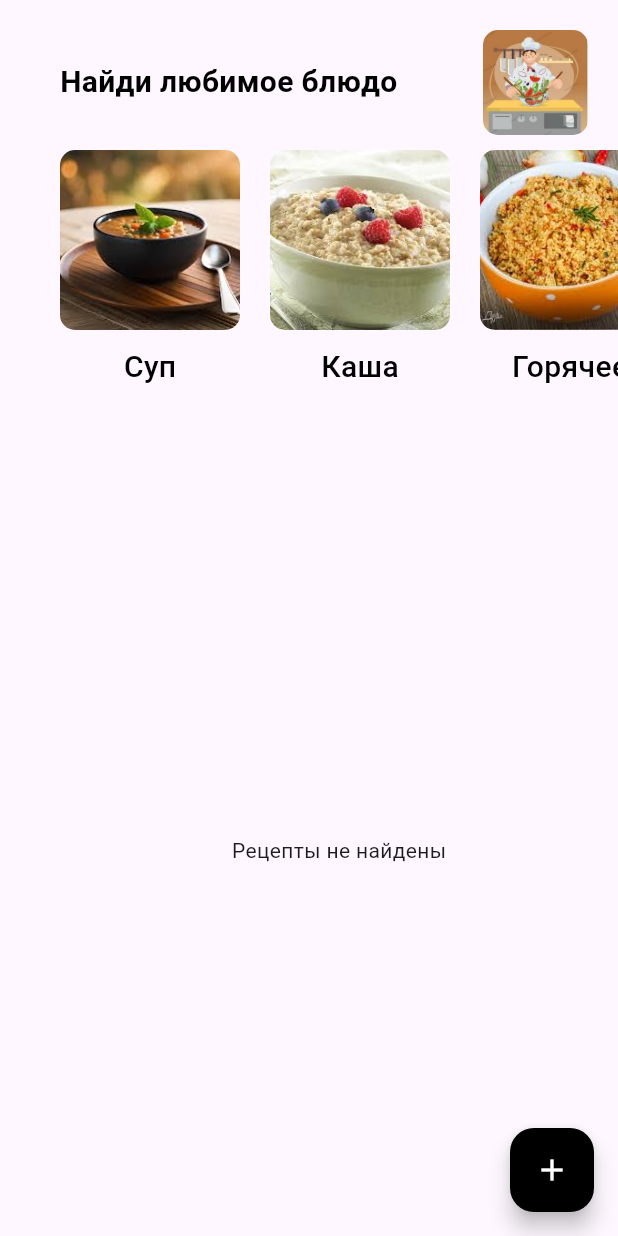
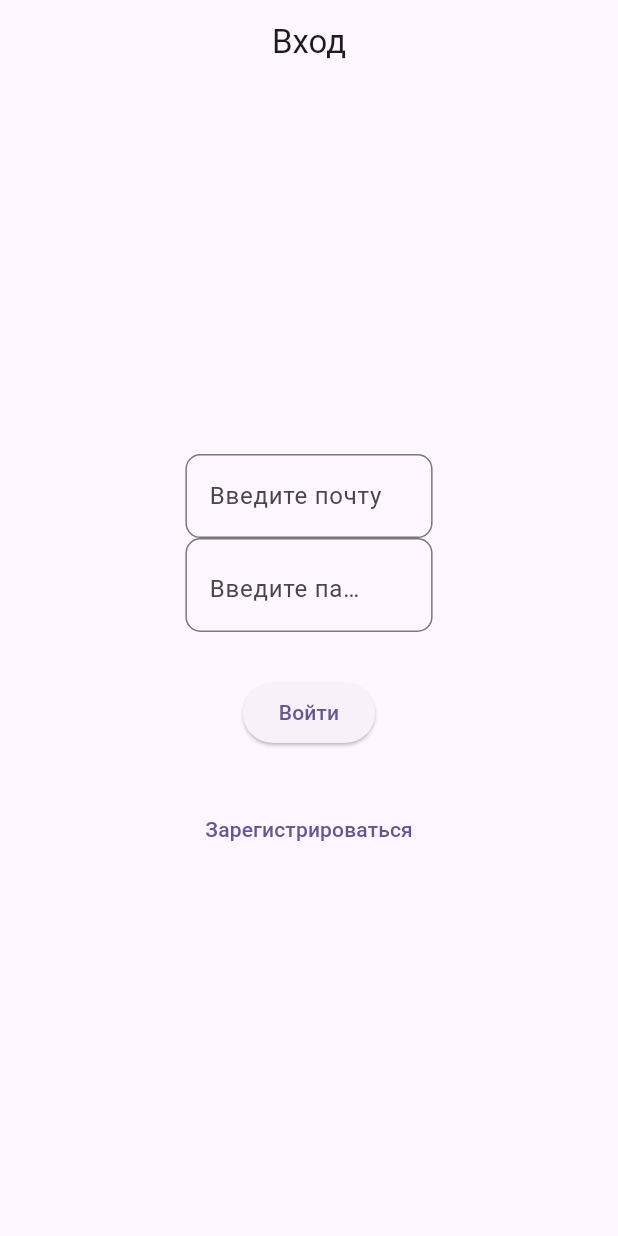
Before and after one commit to VSepash/recipe_book, a Flutter app: the screen it shows after launch, on a phone screen of 412 x 824 dp. Run offline on Flutter 3.47's test engine with Material 3 defaults, Android fonts, the phone set to English and light mode, and no system bars; our stand-ins replace bloc, cloud_firestore, email_validator, firebase_auth, firebase_core, flutter_bloc and 4 more; accounts and stored records are empty.

Commit message:
Ваше сообщение о коммите

```diff
--- a/lib/core/router/app_router.dart
+++ b/lib/core/router/app_router.dart
@@ -1,19 +1,23 @@
 import 'package:flutter/material.dart';
 import 'package:go_router/go_router.dart';
 import 'package:recipbook/feature/add_recipe/page/add_recipe_page.dart';
+import 'package:recipbook/feature/auth/pages/reg_page.dart';
+import 'package:recipbook/feature/auth/pages/sign_in_page.dart';
+import 'package:recipbook/feature/auth/pages/sign_out_page.dart';
 import 'package:recipbook/feature/category/category.dart';
 import 'package:recipbook/feature/home/home_page.dart';
 import 'package:recipbook/feature/recipe_detail/recipe_detail.dart';
 
 abstract class AppRouter {
-  static final GoRouter goRouter = GoRouter(
-    initialLocation: HomePage.path,
-    routes: [
-      // Home Page
-      GoRoute(
-        path: HomePage.path,
-        builder: (context, state) => const HomePage(),
-      ),
+  static final GoRouter goRouter = GoRouter(initialLocation: SigninScreen.path, routes: [
+    GoRoute(
+      path: SigninScreen.path,
+      builder: (context, state) => const SigninScreen(),
+    ),
+    GoRoute(
+      path: HomePage.path,
+      builder: (context, state) => const HomePage(),
+    ),
 
       // Category Recipes Page
       GoRoute(
@@ -40,7 +44,14 @@ abstract class AppRouter {
         path: AddRecipe.path,
         builder: (context, state) => const AddRecipe(),
       ),
+      GoRoute(
+        path: SignoutScreen.path,
+        builder: (context, state) => const SignoutScreen(),
+      ),
+      GoRoute(
+        path: SignupScreen.path,
+        builder: (context, state) => const SignupScreen(),
+    )
+  ]);
 
-    ],
-  );
 }
--- /dev/null
+++ b/lib/feature/auth/cubit/auth_state.dart
@@ -0,0 +1,17 @@
+import 'package:firebase_auth/firebase_auth.dart';
+
+class AuthState {
+  final User? user;
+  final bool isLoading;
+  final String? error;
+
+  AuthState({required this.user, required this.isLoading, required this.error});
+
+  AuthState copyWith({User? user, bool? isLoading, String? error}) {
+    return AuthState(
+      user: user ?? this.user,
+      isLoading: isLoading ?? this.isLoading,
+      error: error,
+    );
+  }
+}
--- /dev/null
+++ b/lib/feature/auth/pages/sign_in_page.dart
@@ -0,0 +1,128 @@
+import 'package:email_validator/email_validator.dart';
+import 'package:flutter/material.dart';
+import 'package:flutter_bloc/flutter_bloc.dart';
+import 'package:go_router/go_router.dart';
+import 'package:recipbook/feature/auth/cubit/auth_cubit.dart';
+import 'package:recipbook/feature/auth/cubit/auth_state.dart';
+import 'package:recipbook/feature/auth/pages/reg_page.dart';
+import 'package:recipbook/feature/home/home_page.dart';
+
+class SigninScreen extends StatefulWidget {
+  const SigninScreen({super.key});
+  static const path = '/signinscreen';
+
+  @override
+  State<SigninScreen> createState() => _SigninScreenState();
+}
+
+class _SigninScreenState extends State<SigninScreen> {
+  TextEditingController login = TextEditingController();
+  TextEditingController pass = TextEditingController();
+  bool passView = true;
+  final keys = GlobalKey<FormState>();
+
+  @override
+  void dispose() {
+    login.dispose();
+   pass.dispose();
+    super.dispose();
+  }
+
+  void switchViewPass() {
+    setState(() {
+      passView = !passView;
+    });
+  }
+
+  @override
+  Widget build(BuildContext context) {
+    return BlocListener<AuthCubit, AuthState>(
+      listener: (context, state) {
+        if (state.user != null) {
+          context.go(HomePage.path);
+        } else if (state.user == null && state.error != null) {
+          ScaffoldMessenger.of(context).showSnackBar(SnackBar(
+            content: Text(state.error!),
+            backgroundColor: const Color.fromARGB(255, 45, 164, 71).withAlpha(150),
+          ));
+        }
+      },
+      child: Scaffold(
+        appBar: AppBar(
+          title: const Text('Вход'),
+          centerTitle: true,
+        ),
+        body: Padding(
+          padding: const EdgeInsets.all(20),
+          child: Form(
+            key: keys,
+            child: Center(
+              child: Column(
+                mainAxisAlignment: MainAxisAlignment.center,
+                children: [
+                  SizedBox(
+                    width: MediaQuery.sizeOf(context).width / 2.5,
+                    child: TextFormField(
+                      keyboardType: TextInputType.emailAddress,
+                      autocorrect: false,
+                      controller: login,
+                      validator: (login) => login != null && !EmailValidator.validate(login) ? 'Введите верную почту' : null,
+                      decoration: InputDecoration(
+                        hintText: 'Введите почту',
+                        border: OutlineInputBorder(borderRadius:  BorderRadius.circular(10),
+                        borderSide: const BorderSide(width: 3),)
+                      ),
+                    ),
+                  ),
+                  SizedBox(
+                    width: MediaQuery.sizeOf(context).width / 2.5,
+                    child: TextFormField(
+                      autocorrect: false,
+                      keyboardType: TextInputType.visiblePassword,
+                      controller: pass,
+                      obscureText: passView,
+                      validator:  (pass) => pass != null && pass.length <= 5? 'Пароль не менее5 символов' : null,
+                      decoration: InputDecoration(
+                        hintText: 'Введите пароль',
+                        suffix: InkWell(
+                          onTap: switchViewPass,
+                          child: Icon(
+                            passView ? Icons.visibility_off : Icons.visibility,
+                            color: Colors.black,
+                          ),
+                        ),
+                        border: OutlineInputBorder(borderRadius:  BorderRadius.circular(10),
+                        borderSide: const BorderSide(width: 3),)
+                      ),
+                    ),
+                  ),
+                  const SizedBox(
+                    height: 30,
+                  ),
+                  BlocBuilder<AuthCubit, AuthState>(
+                    builder: (context, state) {
+                      return ElevatedButton(
+                        onPressed: () {
+                          state.isLoading ? null : context.read<AuthCubit>().signin(login.text.trim(), pass.text.trim());
+                        },
+                        child: state.isLoading ? const CircularProgressIndicator() : const Text('Войти'),
+                      );
+                    },
+                  ),
+                  const SizedBox(
+                    height: 30,
+                  ),
+                  TextButton(
+                      onPressed: () {
+                        context.go(SignupScreen.path);
+                      },
+                      child: const Text('Зарегистрироваться'))
+                ],
+              ),
+            ),
+          ),
+        ),
+      ),
+    );
+  }
+}
--- a/lib/main.dart
+++ b/lib/main.dart
@@ -2,7 +2,9 @@ import 'package:firebase_core/firebase_core.dart';
 import 'package:flutter/material.dart';
 import 'package:recipbook/core/router/app_router.dart';
 import 'package:recipbook/firebase_options.dart';
-import 'package:supabase_flutter/supabase_flutter.dart';// Импорт AppRouter
+import 'package:supabase_flutter/supabase_flutter.dart'; // Импорт AppRouter
+import 'package:flutter_bloc/flutter_bloc.dart';
+import 'package:recipbook/feature/auth/cubit/auth_cubit.dart';
 
 void main() async {
   WidgetsFlutterBinding.ensureInitialized();
@@ -11,12 +13,11 @@ void main() async {
   await Firebase.initializeApp(
     options: DefaultFirebaseOptions.currentPlatform,
   );
-  WidgetsFlutterBinding.ensureInitialized();
 
   // Инициализация Supabase
   await Supabase.initialize(
     url: 'https://btkisrsozilabmvyruys.supabase.co', //  Supabase URL
-    anonKey: 'eyJhbGciOiJIUzI1NiIsInR5cCI6IkpXVCJ9.eyJpc3MiOiJzdXBhYmFzZSIsInJlZiI6ImJ0a2lzcnNvemlsYWJtdnlydXlzIiwicm9sZSI6ImFub24iLCJpYXQiOjE3MzY5NzY3NTAsImV4cCI6MjA1MjU1Mjc1MH0.n-llE0OD5WT5T35CDkSHOnf3hRAjex8zyuFrLG8c3V4',               // Ваш Supabase anon key
+    anonKey: 'eyJhbGciOiJIUzI1NiIsInR5cCI6IkpXVCJ9.eyJpc3MiOiJzdXBhYmFzZSIsInJlZiI6ImJ0a2lzcnNvemlsYWJtdnlydXlzIiwicm9sZSI6ImFub24iLCJpYXQiOjE3MzY5NzY3NTAsImV4cCI6MjA1MjU1Mjc1MH0.n-llE0OD5WT5T35CDkSHOnf3hRAjex8zyuFrLG8c3V4', // Ваш Supabase anon key
   );
 
   runApp(MyApp());
@@ -27,7 +28,9 @@ class MyApp extends StatelessWidget {
 
   @override
   Widget build(BuildContext context) {
-    return MaterialApp.router(
+    return BlocProvider(
+      create: (_) => AuthCubit(), // Подключаем AuthCubit
+      child: MaterialApp.router(
         title: 'Recipe Book',
         debugShowCheckedModeBanner: false,
         theme: ThemeData(
@@ -35,6 +38,7 @@ class MyApp extends StatelessWidget {
           useMaterial3: true,
         ),
         routerConfig: AppRouter.goRouter, // Подключаем GoRouter
+      ),
     );
   }
 }
--- a/pubspec.yaml
+++ b/pubspec.yaml
@@ -43,6 +43,11 @@ dependencies:
   go_router: ^14.6.3
   supabase_flutter: ^2.8.3
   flutter_image_compress: ^2.4.0
+  flutter_dotenv: ^5.2.1
+  firebase_auth: ^5.4.1
+  bloc: ^9.0.0
+  flutter_bloc: ^9.0.0
+  email_validator: ^3.0.0
 
 
 
```
Also changed, not shown: lib/core/snbar/sn_bar.dart (added, +13 -0 lines), lib/feature/auth/cubit/auth_cubit.dart (added, +40 -0 lines), lib/feature/auth/pages/reg_page.dart (added, +172 -0 lines), lib/feature/auth/pages/sign_out_page.dart (added, +59 -0 lines), pubspec.lock, 4 other files. Lines whose indentation alone changed are shown as unchanged.
